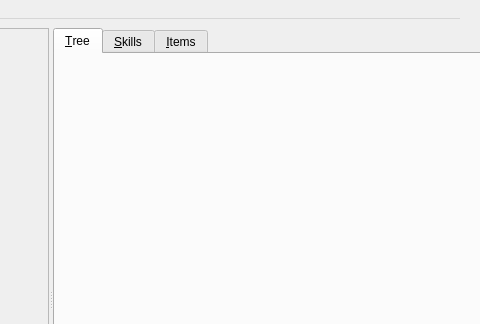
Old version of the form main.ui in the repository PathOfBuildingCommunity/PathOfBuilding-Python; both pictures show x 140 to 620 and y 0 to 324 of the 800 by 600 pixel window.
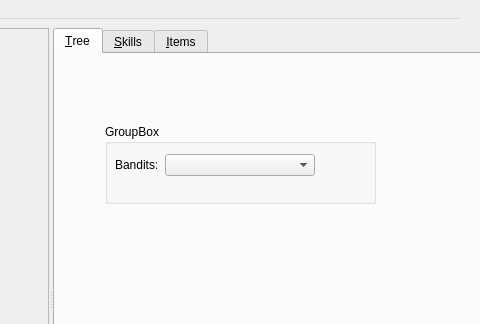
New version of the form. Icons and pictures are not drawn.

```diff
--- a/main.ui
+++ b/main.ui
@@ -96,6 +96,48 @@
         <attribute name="title">
          <string>&amp;Tree</string>
         </attribute>
+        <widget class="QGroupBox" name="groupBox">
+         <property name="geometry">
+          <rect>
+           <x>50</x>
+           <y>70</y>
+           <width>271</width>
+           <height>80</height>
+          </rect>
+         </property>
+         <property name="title">
+          <string>GroupBox</string>
+         </property>
+         <widget class="QComboBox" name="comboBox">
+          <property name="geometry">
+           <rect>
+            <x>60</x>
+            <y>30</y>
+            <width>150</width>
+            <height>22</height>
+           </rect>
+          </property>
+          <property name="minimumSize">
+           <size>
+            <width>150</width>
+            <height>0</height>
+           </size>
+          </property>
+         </widget>
+         <widget class="QLabel" name="label">
+          <property name="geometry">
+           <rect>
+            <x>10</x>
+            <y>30</y>
+            <width>42</width>
+            <height>22</height>
+           </rect>
+          </property>
+          <property name="text">
+           <string>Bandits:</string>
+          </property>
+         </widget>
+        </widget>
        </widget>
        <widget class="QWidget" name="tabSkills">
         <attribute name="title">
```
